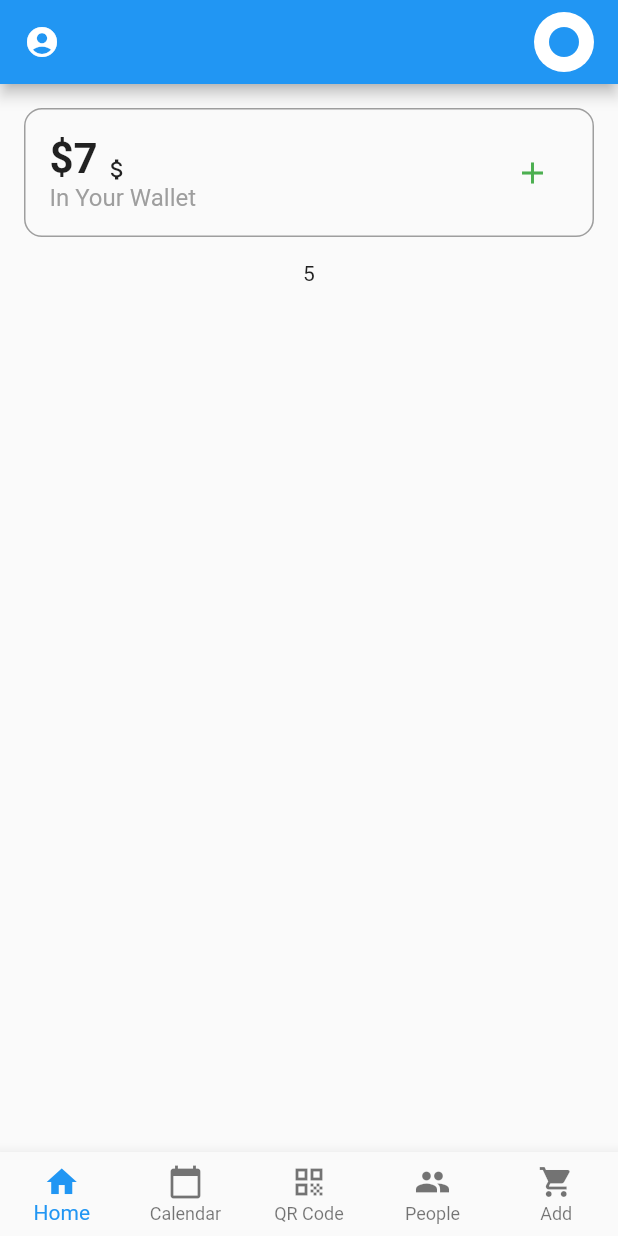
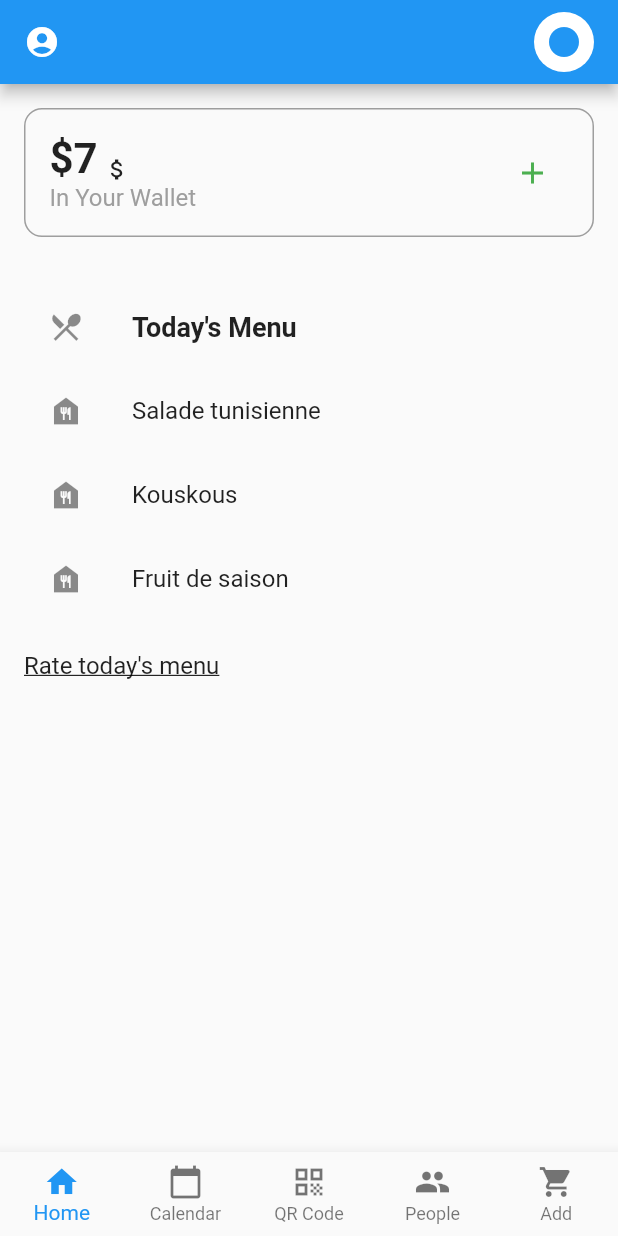
Before and after one commit to ahmedsilinii/restaurant_app, a Flutter app: the screen it shows after launch, on a phone screen of 412 x 824 dp. Run offline on Flutter 3.47's test engine with Material 2 defaults, Android fonts, the phone set to English and light mode, and no system bars.

Commit message:
Changed Wallet Widget

```diff
--- a/lib/home_screen.dart
+++ b/lib/home_screen.dart
@@ -37,7 +37,7 @@ class _HomeScreenState extends State<HomeScreen> {
         child: Column(
           children: [
             WalletWidget(),
-            Menu(),
+            MenuWidget(),
           ],
         ),
       ),
--- a/lib/menu.dart
+++ b/lib/menu.dart
@@ -1,17 +1,47 @@
 import 'package:flutter/material.dart';
 
-class Menu extends StatefulWidget {
-  const Menu({super.key});
+class MenuWidget extends StatelessWidget {
+  const MenuWidget({super.key});
 
   @override
-  State<Menu> createState() {
-    return _MenuState();
+  Widget build(BuildContext context) {
+    return Container(
+      padding: EdgeInsets.all(16.0),
+      child: Column(
+        crossAxisAlignment: CrossAxisAlignment.start,
+        children: [
+          ListTile(
+            leading: Icon(Icons.restaurant_menu),
+            title: Text(
+              'Today\'s Menu',
+              style: TextStyle(
+                fontWeight: FontWeight.bold,
+                fontSize: 18.0,
+              ),
+            ),
+          ),
+          ListTile(
+            leading: Icon(Icons.food_bank),
+            title: Text('Salade tunisienne'),
+          ),
+          ListTile(
+            leading: Icon(Icons.food_bank),
+            title: Text('Kouskous'),
+          ),
+          ListTile(
+            leading: Icon(Icons.food_bank),
+            title: Text('Fruit de saison'),
+          ),
+          SizedBox(height: 20.0),
+          Text(
+            'Rate today\'s menu',
+            style: TextStyle(
+              fontSize: 16.0,
+              decoration: TextDecoration.underline,
+            ),
+          ),
+        ],
+      ),
+    );
   }
 }
-
-class _MenuState extends State<Menu> {
-  @override
-  Widget build(BuildContext context) {
-    return Text('5');
-  }
-}
--- a/lib/wallet.dart
+++ b/lib/wallet.dart
@@ -33,19 +33,19 @@ class _WalletWidgetState extends State<WalletWidget> {
                 children: [
                   Text(
                     '\$$amount',
-                    style: TextStyle(
+                    style: const TextStyle(
                       fontSize: 28.0,
                       fontWeight: FontWeight.bold,
                     ),
                   ),
-                  SizedBox(width: 4.0),
-                  Icon(
+                  const SizedBox(width: 4.0),
+                  const Icon(
                     Icons.attach_money,
                     size: 18.0,
                   ),
                 ],
               ),
-              Text(
+              const Text(
                 'In Your Wallet',
                 style: TextStyle(
                   fontSize: 16.0,
@@ -54,12 +54,16 @@ class _WalletWidgetState extends State<WalletWidget> {
               ),
             ],
           ),
-          AddButtonWidget(
-            onAddPressed: () {
+          IconButton(
+            onPressed: () {
               setState(() {
-                amount += 100; // Increment the amount by 100 (for example)
+                amount += 1; // Increment the amount by 100 (for example)
               });
             },
+            icon: Icon(
+              Icons.add,
+              color: Colors.green, // Change icon color
+            ),
           ), // Stateful 'Add' button widget
         ],
       ),
@@ -79,15 +83,6 @@ class AddButtonWidget extends StatefulWidget {
 class _AddButtonWidgetState extends State<AddButtonWidget> {
   @override
   Widget build(BuildContext context) {
-    return IconButton(
-      onPressed: () {
-        widget.onAddPressed
-            ?.call(); // Call the function passed from parent widget
-      },
-      icon: Icon(
-        Icons.add,
-        color: Colors.green, // Change icon color
-      ),
-    );
+    return;
   }
 }
```
Also changed, not shown: 6 other files.
